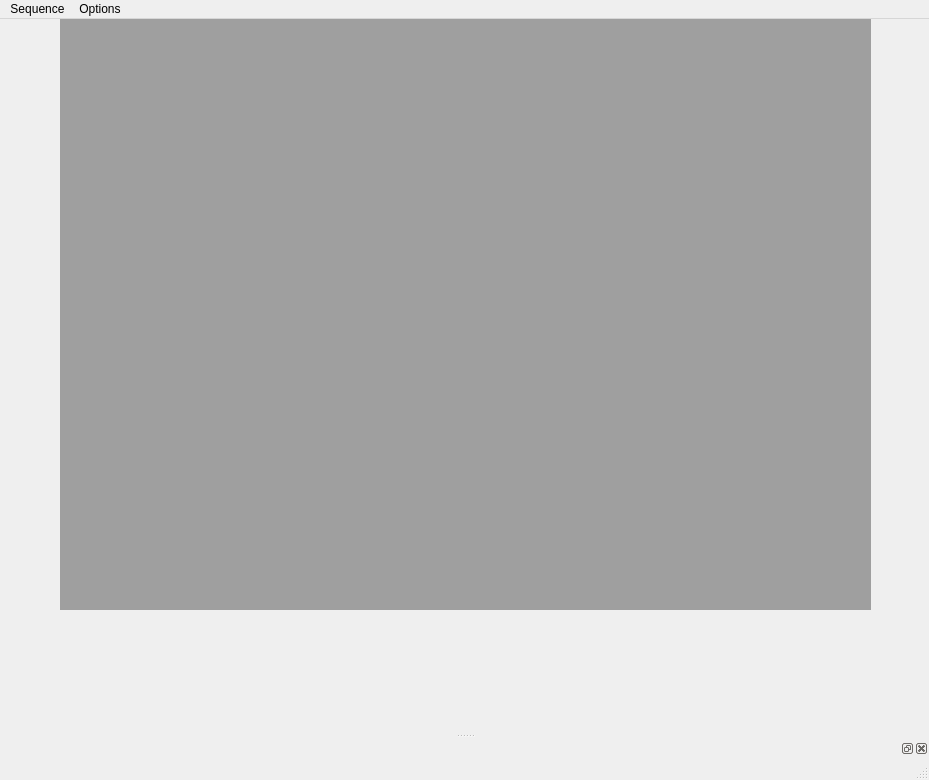
This is Cryostat GUI.ui in Cryostat-GUI/Cryostat-GUI as Qt 5 draws it before an edit. The edited form follows.
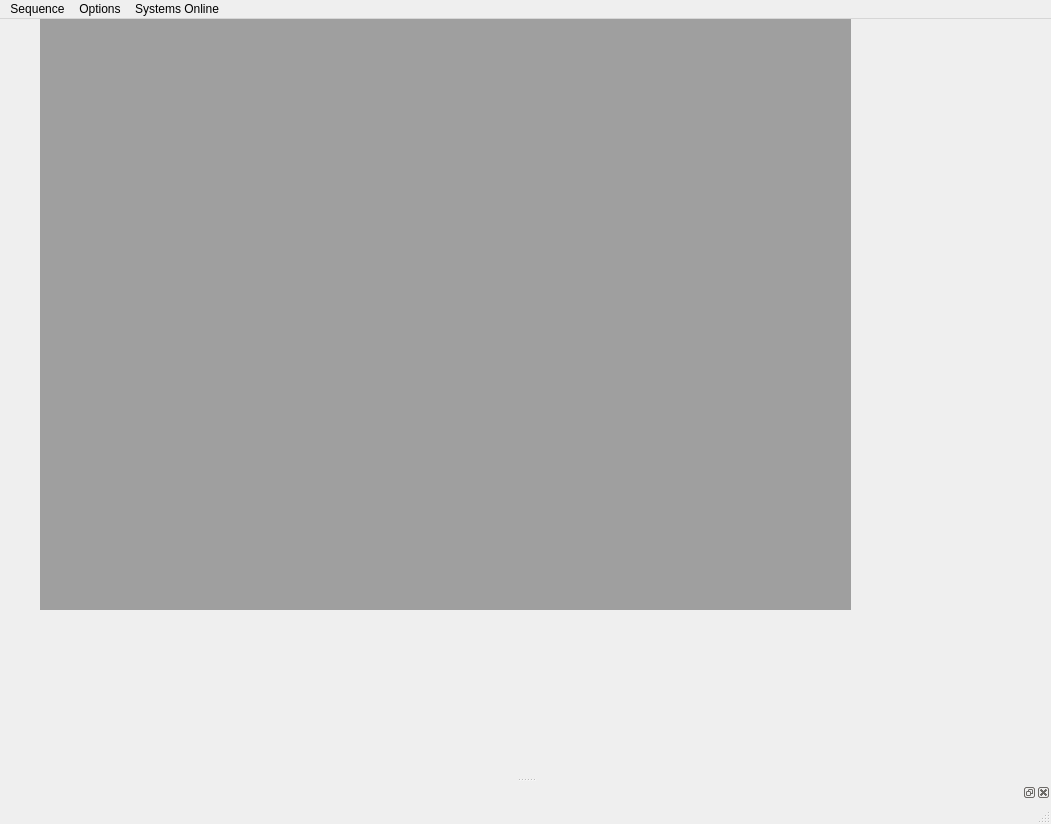
This is the edited form.

The edit to the form file:
```diff
--- a/Cryostat GUI.ui
+++ b/Cryostat GUI.ui
@@ -6,8 +6,8 @@
    <rect>
     <x>0</x>
     <y>0</y>
-    <width>929</width>
-    <height>780</height>
+    <width>1051</width>
+    <height>824</height>
    </rect>
   </property>
   <property name="windowTitle">
@@ -17,7 +17,7 @@
    <widget class="QMdiArea" name="mdiArea">
     <property name="geometry">
      <rect>
-      <x>60</x>
+      <x>40</x>
       <y>0</y>
       <width>811</width>
       <height>591</height>
@@ -49,7 +49,7 @@
     <rect>
      <x>0</x>
      <y>0</y>
-     <width>929</width>
+     <width>1051</width>
      <height>21</height>
     </rect>
    </property>
@@ -74,8 +74,20 @@
     </widget>
     <addaction name="menuShow_Info_Dock"/>
    </widget>
+   <widget class="QMenu" name="menuSystems_Online">
+    <property name="title">
+     <string>Systems Online</string>
+    </property>
+    <addaction name="actionOxford_Cryostat"/>
+    <addaction name="separator"/>
+    <addaction name="actionLakeshore_350"/>
+    <addaction name="separator"/>
+    <addaction name="actionKeithley_Nanovolts"/>
+    <addaction name="actionKeithley_Current_Source"/>
+   </widget>
    <addaction name="menuControl"/>
    <addaction name="menuOptions"/>
+   <addaction name="menuSystems_Online"/>
   </widget>
   <widget class="QStatusBar" name="statusbar"/>
   <widget class="QDockWidget" name="Main_dock_infobox">
```
Left out of the diff: 146 changed lines with no effect on the pictures.
